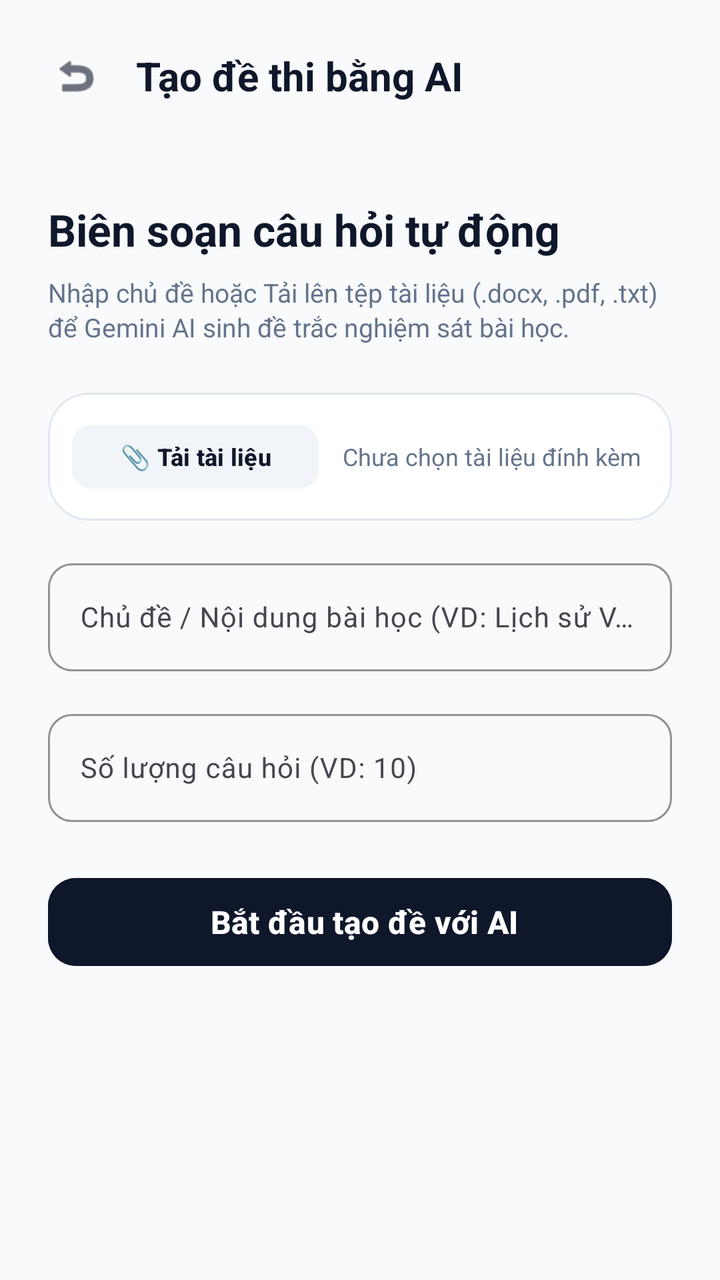
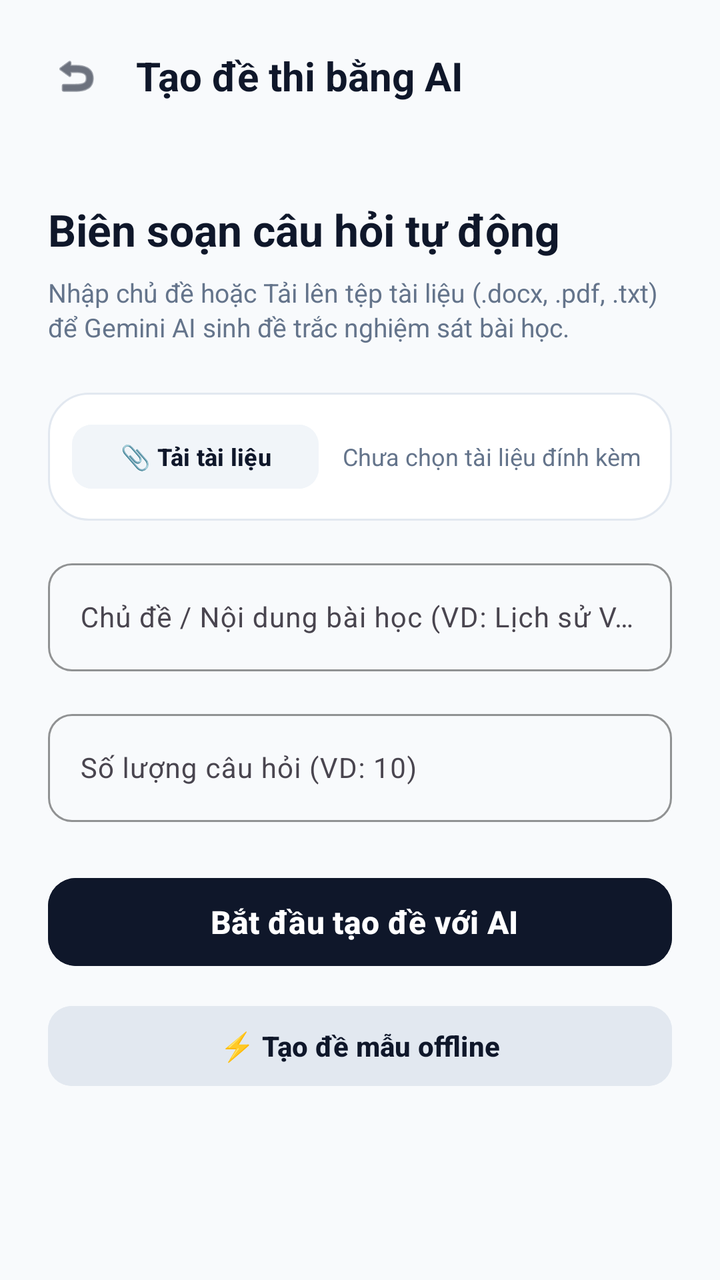

The first picture is an Android layout as it rendered before a commit; the second is the same layout after the commit. The layout source and the unified diff follow.
<!-- AndroidManifest.xml: application theme Theme.QuizAIApp -->
<!-- res/layout/activity_ai_quiz.xml -->
<?xml version="1.0" encoding="utf-8"?>
<androidx.constraintlayout.widget.ConstraintLayout
    xmlns:android="http://schemas.android.com/apk/res/android"
    xmlns:app="http://schemas.android.com/apk/res-auto"
    xmlns:tools="http://schemas.android.com/tools"
    android:layout_width="match_parent"
    android:layout_height="match_parent"
    android:background="#F8FAFC">

    
    <LinearLayout
        android:id="@+id/headerToolbar"
        android:layout_width="match_parent"
        android:layout_height="wrap_content"
        android:orientation="horizontal"
        android:gravity="center_vertical"
        android:padding="20dp"
        app:layout_constraintTop_toTopOf="parent">

        <ImageView
            android:id="@+id/btnBack"
            android:layout_width="36dp"
            android:layout_height="36dp"
            android:src="@android:drawable/ic_menu_revert"
            app:tint="#0F172A"
            android:background="?attr/selectableItemBackgroundBorderless"
            android:padding="6dp" />

        <TextView
            android:layout_width="0dp"
            android:layout_height="wrap_content"
            android:layout_weight="1"
            android:text="Tạo đề thi bằng AI"
            android:textColor="#0F172A"
            android:textSize="20sp"
            android:textStyle="bold"
            android:layout_marginStart="12dp" />
    </LinearLayout>

    <LinearLayout
        android:layout_width="match_parent"
        android:layout_height="0dp"
        android:orientation="vertical"
        android:padding="24dp"
        app:layout_constraintTop_toBottomOf="@id/headerToolbar"
        app:layout_constraintBottom_toBottomOf="parent">

        <TextView
            android:layout_width="wrap_content"
            android:layout_height="wrap_content"
            android:text="Biên soạn câu hỏi tự động"
            android:textColor="#0F172A"
            android:textSize="22sp"
            android:textStyle="bold"
            android:layout_marginBottom="8dp" />

        <TextView
            android:layout_width="wrap_content"
            android:layout_height="wrap_content"
            android:text="Nhập chủ đề hoặc Tải lên tệp tài liệu (.docx, .pdf, .txt) để Gemini AI sinh đề trắc nghiệm sát bài học."
            android:textColor="#64748B"
            android:textSize="13sp"
            android:lineSpacingExtra="2dp"
            android:layout_marginBottom="24dp" />

        
        <LinearLayout
            android:layout_width="match_parent"
            android:layout_height="wrap_content"
            android:orientation="horizontal"
            android:gravity="center_vertical"
            android:background="@drawable/bg_white_card"
            android:padding="12dp"
            android:layout_marginBottom="16dp">

            <Button
                android:id="@+id/btnUploadDoc"
                android:layout_width="wrap_content"
                android:layout_height="40dp"
                android:text="📎 Tải tài liệu"
                android:textColor="#0F172A"
                android:textSize="12sp"
                android:textStyle="bold"
                android:backgroundTint="#F1F5F9"
                app:cornerRadius="10dp" />

            <TextView
                android:id="@+id/tvDocName"
                android:layout_width="0dp"
                android:layout_height="wrap_content"
                android:layout_weight="1"
                android:text="Chưa chọn tài liệu đính kèm"
                android:textColor="#64748B"
                android:textSize="12sp"
                android:layout_marginStart="12dp"
                android:singleLine="true"
                android:ellipsize="middle" />
        </LinearLayout>

        <com.google.android.material.textfield.TextInputLayout
            android:layout_width="match_parent"
            android:layout_height="wrap_content"
            app:boxBackgroundMode="outline"
            app:boxCornerRadiusTopStart="12dp"
            app:boxCornerRadiusTopEnd="12dp"
            app:boxCornerRadiusBottomStart="12dp"
            app:boxCornerRadiusBottomEnd="12dp"
            app:boxStrokeColor="#0F172A"
            app:hintTextColor="#0F172A"
            android:layout_marginBottom="16dp">

            <com.google.android.material.textfield.TextInputEditText
                android:id="@+id/edtTopic"
                android:layout_width="match_parent"
                android:layout_height="54dp"
                android:hint="Chủ đề / Nội dung bài học (VD: Lịch sử VN)"
                android:inputType="text"
                android:textColor="#0F172A"
                android:textSize="14sp" />
        </com.google.android.material.textfield.TextInputLayout>

        <com.google.android.material.textfield.TextInputLayout
            android:layout_width="match_parent"
            android:layout_height="wrap_content"
            app:boxBackgroundMode="outline"
            app:boxCornerRadiusTopStart="12dp"
            app:boxCornerRadiusTopEnd="12dp"
            app:boxCornerRadiusBottomStart="12dp"
            app:boxCornerRadiusBottomEnd="12dp"
            app:boxStrokeColor="#0F172A"
            app:hintTextColor="#0F172A"
            android:layout_marginBottom="24dp">

            <com.google.android.material.textfield.TextInputEditText
                android:id="@+id/edtCount"
                android:layout_width="match_parent"
                android:layout_height="54dp"
                android:hint="Số lượng câu hỏi (VD: 10)"
                android:inputType="number"
                android:textColor="#0F172A"
                android:textSize="14sp" />
        </com.google.android.material.textfield.TextInputLayout>

        <Button
            android:id="@+id/btnGenerate"
            android:layout_width="match_parent"
            android:layout_height="52dp"
            android:text=" Bắt đầu tạo đề với AI"
            android:textColor="@android:color/white"
            android:textSize="16sp"
            android:textStyle="bold"
            android:backgroundTint="#0F172A"
            app:cornerRadius="14dp"
            android:layout_marginBottom="20dp" />

        <ProgressBar
            android:id="@+id/progressBar"
            style="?android:attr/progressBarStyleLarge"
            android:layout_width="wrap_content"
            android:layout_height="wrap_content"
            android:layout_gravity="center"
            android:indeterminateTint="#0F172A"
            android:visibility="gone"
            tools:visibility="visible" />

    </LinearLayout>

</androidx.constraintlayout.widget.ConstraintLayout>
<!-- resources referenced by this layout -->
<resources>
  <!-- drawable bg_white_card (drawable) -->
  <?xml version="1.0" encoding="utf-8"?>
  <shape xmlns:android="http://schemas.android.com/apk/res/android">
      <solid android:color="#FFFFFF" />
      <stroke android:width="1dp" android:color="#E2E8F0" />
      <corners android:radius="20dp" />
  </shape>
  <style name="Theme.QuizAIApp" parent="Base.Theme.QuizAIApp" />
  <style name="Base.Theme.QuizAIApp" parent="Theme.Material3.DayNight.NoActionBar">
          
          
      </style>
</resources>

<!-- the commit's change to res/layout/activity_ai_quiz.xml (unified diff, before → after) -->
@@ -151,6 +151,18 @@
             android:textStyle="bold"
             android:backgroundTint="#0F172A"
             app:cornerRadius="14dp"
+            android:layout_marginBottom="12dp" />
+
+        <Button
+            android:id="@+id/btnGenerateOffline"
+            android:layout_width="match_parent"
+            android:layout_height="48dp"
+            android:text="⚡ Tạo đề mẫu offline"
+            android:textColor="#0F172A"
+            android:textSize="14sp"
+            android:textStyle="bold"
+            android:backgroundTint="#E2E8F0"
+            app:cornerRadius="12dp"
             android:layout_marginBottom="20dp" />
 
         <ProgressBar
